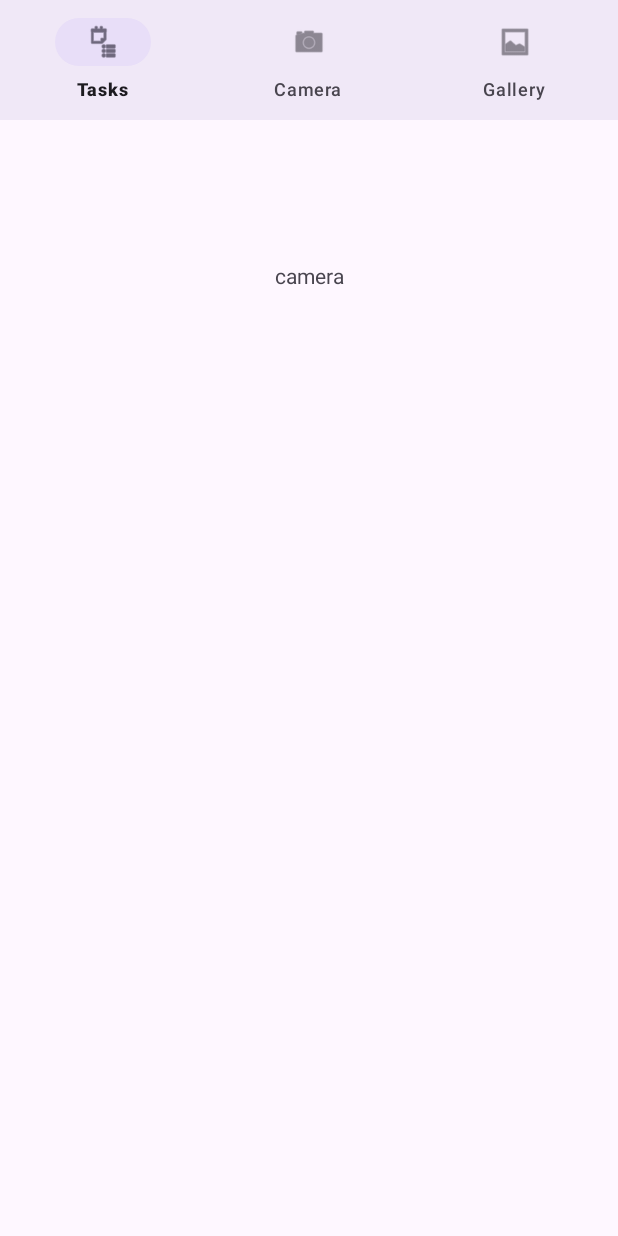
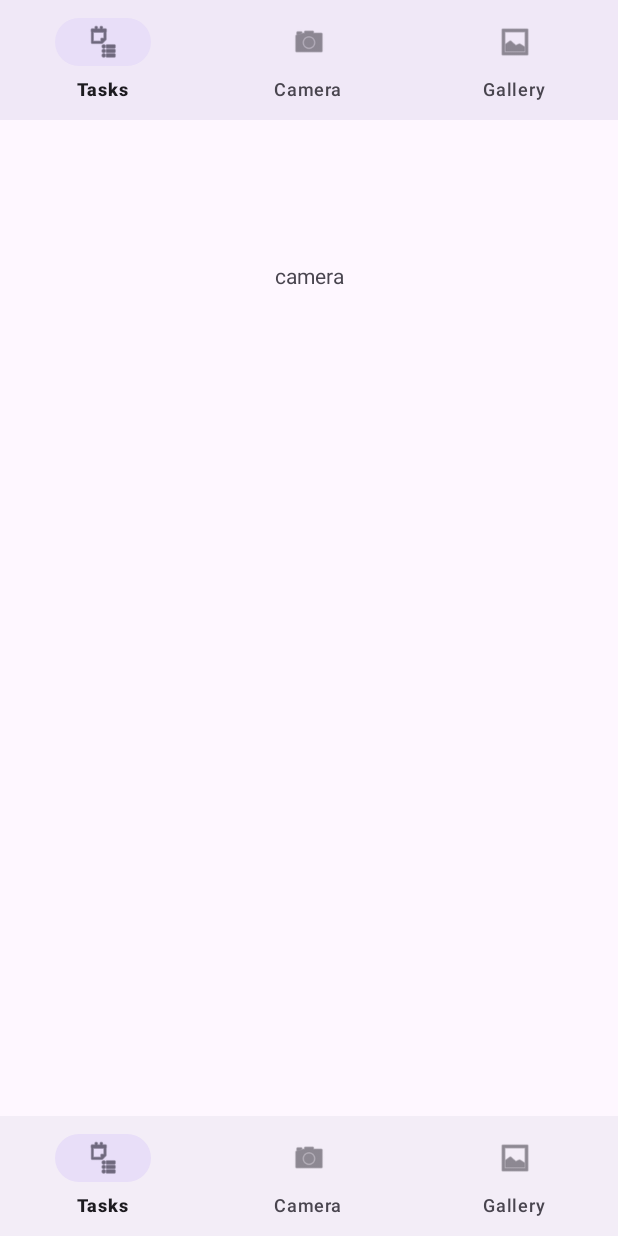
Before and after one commit to cadeheinberg/CS_407_Mobile_App, an Android app: the CameraActivity screen opened directly, with no data from a screen before it, on a phone screen of 412 x 824 dp. Run offline under Robolectric (Android 15) with nearby library versions, the phone set to English and light mode, and no system bars.

Commit message:
unfinished nav bar

```diff
--- a/app/src/main/java/com/cs407/cs407mobileapp/TasksRecyclerView/BaseActivity.java
+++ b/app/src/main/java/com/cs407/cs407mobileapp/TasksRecyclerView/BaseActivity.java
@@ -4,6 +4,9 @@ import androidx.appcompat.app.AppCompatActivity;
 
 import android.content.Intent;
 import android.os.Bundle;
+import android.util.Log;
+import android.view.LayoutInflater;
+import android.view.ViewGroup;
 
 import com.cs407.cs407mobileapp.CameraActivity;
 import com.cs407.cs407mobileapp.GalleryActivity;
@@ -17,13 +20,13 @@ public abstract class BaseActivity extends AppCompatActivity {
     @Override
     protected void onCreate(Bundle savedInstanceState) {
         super.onCreate(savedInstanceState);
-        setContentView(R.layout.activity_base); // assuming your base layout is named activity_base
+        setContentView(R.layout.activity_base);
         bottomNav = findViewById(R.id.bottom_navigation);
 
         bottomNav.setOnItemSelectedListener(item -> {
             int itemId = item.getItemId();
-
             if (itemId == R.id.nav_tasks) {
+                Log.i("Info", "Test");
                 if (!(this instanceof TasksActivity)) {
                     startActivity(new Intent(this, TasksActivity.class));
                 }
@@ -42,5 +45,17 @@ public abstract class BaseActivity extends AppCompatActivity {
                 return false;
             }
         });
+
+
     }
+
+    @Override
+    public void setContentView(int layoutResID) {
+        super.setContentView(R.layout.activity_base);
+        LayoutInflater inflater = (LayoutInflater) getSystemService(LAYOUT_INFLATER_SERVICE);
+        ViewGroup contentView = findViewById(R.id.activity_content);
+        inflater.inflate(layoutResID, contentView, true);
+    }
+
+
 }
--- a/app/src/main/res/layout/activity_base.xml
+++ b/app/src/main/res/layout/activity_base.xml
@@ -6,7 +6,16 @@
     android:layout_height="match_parent"
     tools:context=".TasksRecyclerView.BaseActivity">
 
-    <!-- Adding BottomNavigationView with the required ID -->
+    <FrameLayout
+        android:id="@+id/activity_content"
+        android:layout_width="0dp"
+        android:layout_height="0dp"
+        app:layout_constraintTop_toTopOf="parent"
+        app:layout_constraintLeft_toLeftOf="parent"
+        app:layout_constraintRight_toRightOf="parent"
+        app:layout_constraintBottom_toTopOf="@+id/bottom_navigation" />
+
+    <!-- Adding BottomNavigationView -->
     <com.google.android.material.bottomnavigation.BottomNavigationView
         android:id="@+id/bottom_navigation"
         android:layout_width="0dp"
@@ -14,6 +23,6 @@
         app:layout_constraintLeft_toLeftOf="parent"
         app:layout_constraintRight_toRightOf="parent"
         app:layout_constraintBottom_toBottomOf="parent"
-        app:menu="@menu/bottom_navigation_menu" /> <!-- Reference to your menu for the bottom navigation -->
+        app:menu="@menu/bottom_navigation_menu" /> <!-- Reference to menu for the bottom nav -->
 
 </androidx.constraintlayout.widget.ConstraintLayout>
```
